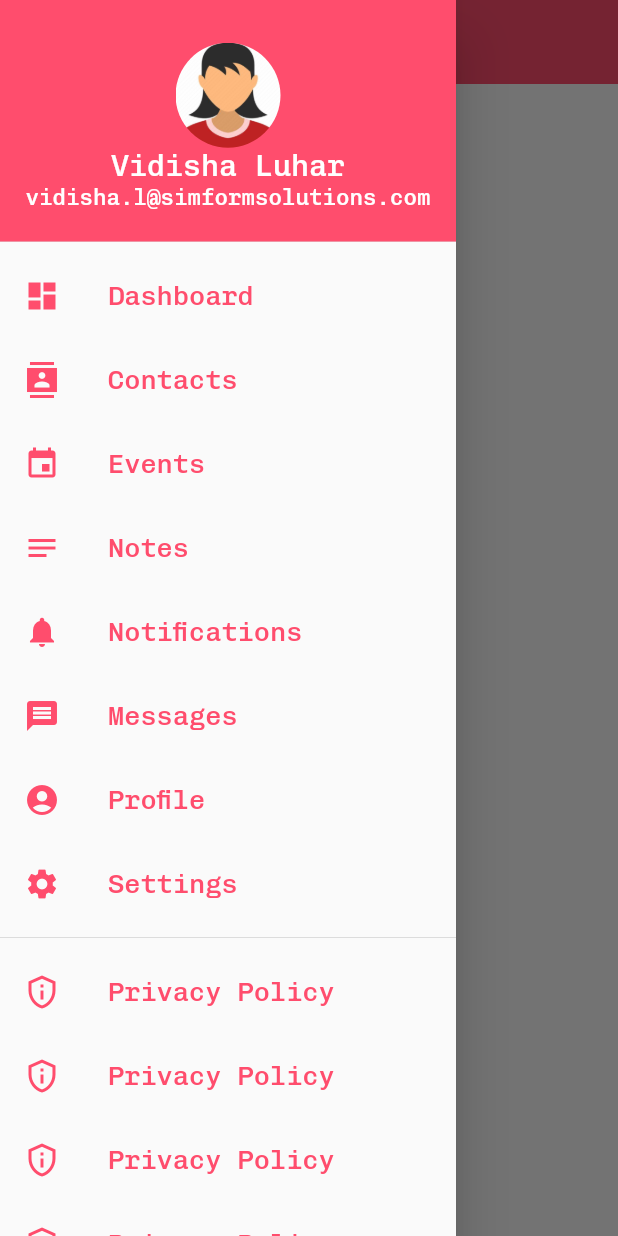
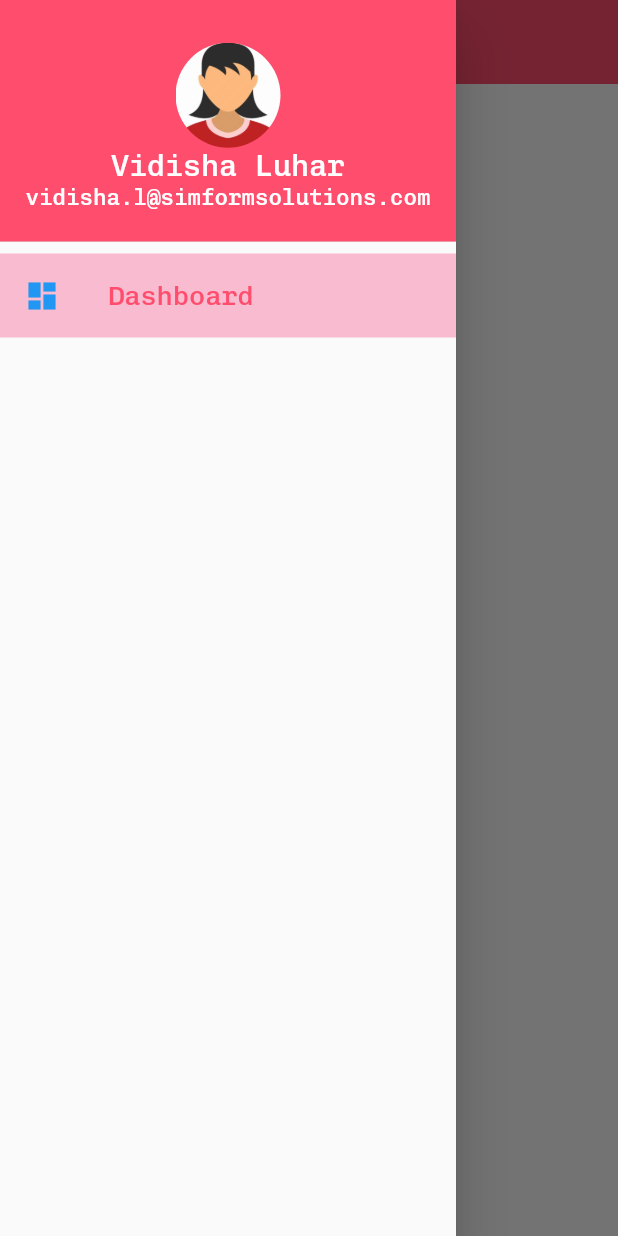
Before and after one commit to vidisha1106/chapter_4_flutter_basics, a Flutter app: the MyDrawer screen opened directly, with the side drawer open, on a phone screen of 412 x 824 dp. Run offline on Flutter 3.47's test engine with Material 2 defaults, Android fonts, the phone set to English and light mode, and no system bars; our stand-ins replace file_picker, google_fonts.

Commit message:
Progress : Drawer

```diff
--- a/lib/drawer.dart
+++ b/lib/drawer.dart
@@ -45,87 +45,34 @@ class _MyDrawerState extends State<MyDrawer> {
                     ),
                   ],
                 )),
-            ListTile(
-                onTap: () {},
-                leading: Icon(Icons.dashboard, color: Color(0xffff4d6d)),
-                title: Text("Dashboard",
-                    style: TextStyle(color: Color(0xffff4d6d), fontSize: 18))),
-            ListTile(
-                onTap: () {},
-                leading: Icon(Icons.contacts_sharp, color: Color(0xffff4d6d)),
-                title: Text("Contacts",
-                    style: TextStyle(color: Color(0xffff4d6d), fontSize: 18))),
-            ListTile(
-                onTap: () {},
-                leading: Icon(Icons.event, color: Color(0xffff4d6d)),
-                title: Text("Events",
-                    style: TextStyle(color: Color(0xffff4d6d), fontSize: 18))),
-            ListTile(
-                onTap: () {},
-                leading: Icon(Icons.notes, color: Color(0xffff4d6d)),
-                title: Text("Notes",
-                    style: TextStyle(color: Color(0xffff4d6d), fontSize: 18))),
-            ListTile(
-                onTap: () {},
-                leading: Icon(Icons.notifications, color: Color(0xffff4d6d)),
-                title: Text("Notifications",
-                    style: TextStyle(color: Color(0xffff4d6d), fontSize: 18))),
-            ListTile(
-                onTap: () {},
-                leading: Icon(Icons.message, color: Color(0xffff4d6d)),
-                title: Text("Messages",
-                    style: TextStyle(color: Color(0xffff4d6d), fontSize: 18))),
-            ListTile(
-                onTap: () {},
-                leading: Icon(Icons.account_circle, color: Color(0xffff4d6d)),
-                title: Text(
-                  "Profile",
-                  style: TextStyle(color: Color(0xffff4d6d), fontSize: 18),
-                )),
-            ListTile(
-                onTap: () {},
-                leading: Icon(Icons.settings, color: Color(0xffff4d6d)),
-                title: Text("Settings",
-                    style: TextStyle(color: Color(0xffff4d6d), fontSize: 18))),
-            Divider(),
-            ListTile(
-                onTap: () {},
-                leading:
-                    Icon(Icons.privacy_tip_outlined, color: Color(0xffff4d6d)),
-                title: Text("Privacy Policy",
-                    style: TextStyle(color: Color(0xffff4d6d), fontSize: 18))),
-            ListTile(
-                onTap: () {},
-                leading:
-                Icon(Icons.privacy_tip_outlined, color: Color(0xffff4d6d)),
-                title: Text("Privacy Policy",
-                    style: TextStyle(color: Color(0xffff4d6d), fontSize: 18))),
-            ListTile(
-                onTap: () {},
-                leading:
-                Icon(Icons.privacy_tip_outlined, color: Color(0xffff4d6d)),
-                title: Text("Privacy Policy",
-                    style: TextStyle(color: Color(0xffff4d6d), fontSize: 18))),
-            ListTile(
-                onTap: () {},
-                leading:
-                Icon(Icons.privacy_tip_outlined, color: Color(0xffff4d6d)),
-                title: Text("Privacy Policy",
-                    style: TextStyle(color: Color(0xffff4d6d), fontSize: 18))), ListTile(
-                onTap: () {},
-                leading:
-                Icon(Icons.privacy_tip_outlined, color: Color(0xffff4d6d)),
-                title: Text("Privacy Policy",
-                    style: TextStyle(color: Color(0xffff4d6d), fontSize: 18))),
-            ListTile(
-                onTap: () {},
-                leading:
-                    Icon(Icons.feedback_outlined, color: Color(0xffff4d6d)),
-                title: Text("Send Feedback",
-                    style: TextStyle(color: Color(0xffff4d6d), fontSize: 18))),
+            DrawerListTile(
+                icon: Icons.dashboard,
+                id: 1,
+                title: "Dashboard",
+                )
           ],
         ),
       ),
     );
   }
 }
+
+Widget DrawerListTile(
+    {required IconData icon,
+    required int id,
+    required String title,
+    void Function()? onTap,
+    bool? isSelected}) {
+  return InkWell(
+    onTap: () {},
+    child: ListTile(
+      leading: Icon(icon),
+      iconColor: Color(0xffff4d6d),
+      onTap: () {},
+      selected: true,
+      selectedTileColor: Color(0xfff8bbd0),
+      title:
+          Text(title, style: TextStyle(color: Color(0xffff4d6d), fontSize: 18)),
+    ),
+  );
+}
```
